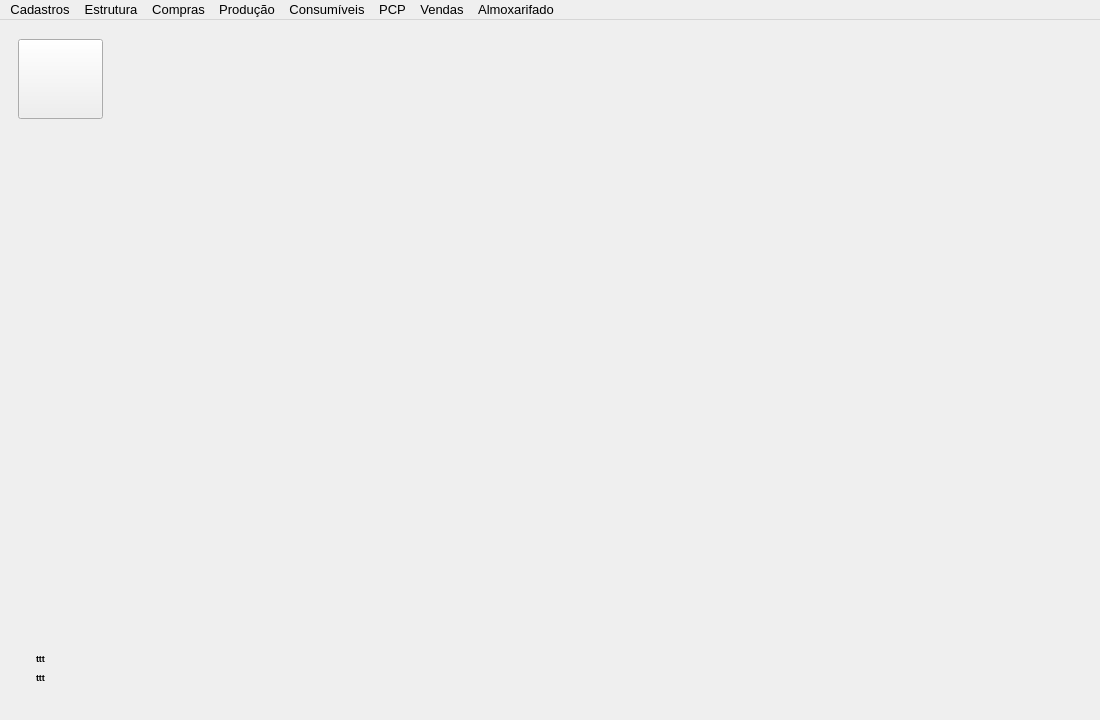
First picture: the form in forms/tela_menu.ui, repository Azevedo84/erp_suzuki, before the edit.
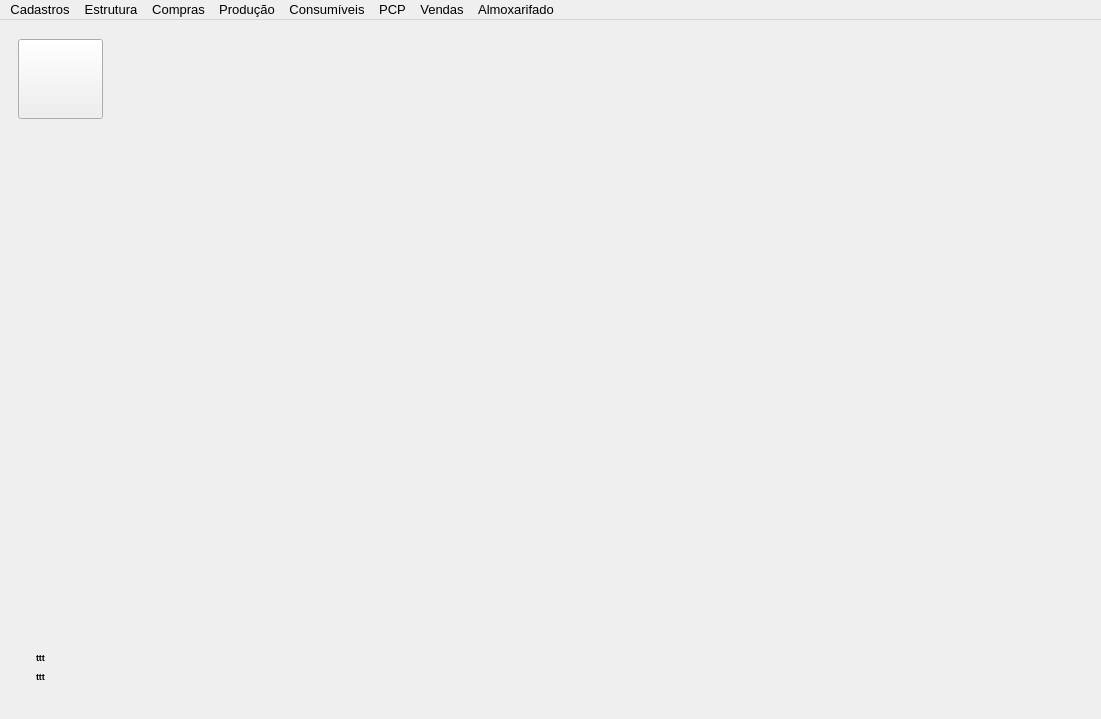
Second picture: the form after the edit. Icons and pictures are not drawn.

What changed in the file:
```diff
--- a/forms/tela_menu.ui
+++ b/forms/tela_menu.ui
@@ -6,8 +6,8 @@
    <rect>
     <x>0</x>
     <y>0</y>
-    <width>1100</width>
-    <height>720</height>
+    <width>1101</width>
+    <height>719</height>
    </rect>
   </property>
   <property name="sizePolicy">
@@ -264,7 +264,7 @@
     <rect>
      <x>0</x>
      <y>0</y>
-     <width>1100</width>
+     <width>1101</width>
      <height>23</height>
     </rect>
    </property>
```
Left out of the diff: 6 changed lines with no effect on the pictures.
